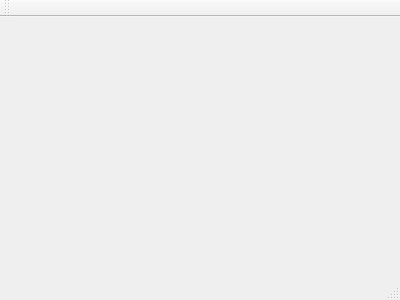
Above: despatcher_gui.ui from ksatyaki/despatcher-gui before the change. Below: the same form after it.
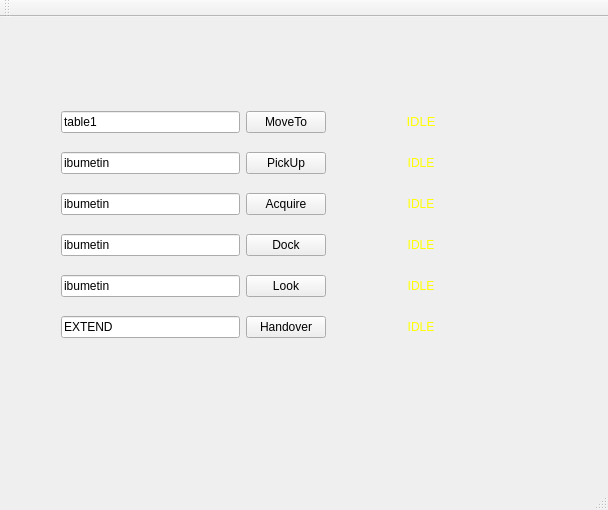
That is the form after the change.

```diff
--- a/despatcher_gui.ui
+++ b/despatcher_gui.ui
@@ -1,24 +1,245 @@
 <ui version="4.0">
  <class>DespatcherGUI</class>
- <widget class="QMainWindow" name="DespatcherGUI" >
-  <property name="geometry" >
+ <widget class="QMainWindow" name="DespatcherGUI">
+  <property name="geometry">
    <rect>
     <x>0</x>
     <y>0</y>
-    <width>400</width>
-    <height>300</height>
+    <width>608</width>
+    <height>510</height>
    </rect>
   </property>
   <property name="windowTitle" >
    <string>DespatcherGUI</string>
   </property>
-  <widget class="QMenuBar" name="menuBar" />
-  <widget class="QToolBar" name="mainToolBar" />
-  <widget class="QWidget" name="centralWidget" />
-  <widget class="QStatusBar" name="statusBar" />
+  <widget class="QWidget" name="centralWidget">
+   <widget class="QWidget" name="gridLayoutWidget">
+    <property name="geometry">
+     <rect>
+      <x>50</x>
+      <y>70</y>
+      <width>471</width>
+      <height>281</height>
+     </rect>
+    </property>
+    <layout class="QGridLayout" name="gridLayout">
+     <property name="sizeConstraint">
+      <enum>QLayout::SetDefaultConstraint</enum>
+     </property>
+     <item row="4" column="1">
+      <widget class="QPushButton" name="LookButton">
+       <property name="text">
+        <string>Look</string>
+       </property>
+      </widget>
+     </item>
+     <item row="3" column="1">
+      <widget class="QPushButton" name="DockButton">
+       <property name="text">
+        <string>Dock</string>
+       </property>
+      </widget>
+     </item>
+     <item row="2" column="1">
+      <widget class="QPushButton" name="AcquireButton">
+       <property name="text">
+        <string>Acquire</string>
+       </property>
+      </widget>
+     </item>
+     <item row="0" column="0">
+      <widget class="QLineEdit" name="MoveToLineEdit">
+       <property name="text">
+        <string>table1</string>
+       </property>
+      </widget>
+     </item>
+     <item row="1" column="1">
+      <widget class="QPushButton" name="PickUpButton">
+       <property name="text">
+        <string>PickUp</string>
+       </property>
+      </widget>
+     </item>
+     <item row="2" column="0">
+      <widget class="QLineEdit" name="AcquireLineEdit">
+       <property name="text">
+        <string>ibumetin</string>
+       </property>
+      </widget>
+     </item>
+     <item row="3" column="0">
+      <widget class="QLineEdit" name="DockLineEdit">
+       <property name="text">
+        <string>ibumetin</string>
+       </property>
+      </widget>
+     </item>
+     <item row="5" column="1">
+      <widget class="QPushButton" name="HandoverButton">
+       <property name="text">
+        <string>Handover</string>
+       </property>
+      </widget>
+     </item>
+     <item row="1" column="0">
+      <widget class="QLineEdit" name="PickUpLineEdit">
+       <property name="text">
+        <string>ibumetin</string>
+       </property>
+      </widget>
+     </item>
+     <item row="0" column="1">
+      <widget class="QPushButton" name="MoveToButton">
+       <property name="text">
+        <string>MoveTo</string>
+       </property>
+      </widget>
+     </item>
+     <item row="5" column="0">
+      <widget class="QLineEdit" name="HandoverLineEdit">
+       <property name="text">
+        <string>EXTEND</string>
+       </property>
+      </widget>
+     </item>
+     <item row="4" column="0">
+      <widget class="QLineEdit" name="LookLineEdit">
+       <property name="text">
+        <string>ibumetin</string>
+       </property>
+      </widget>
+     </item>
+     <item row="0" column="2">
+      <widget class="QLabel" name="MoveToLabel">
+       <property name="enabled">
+        <bool>true</bool>
+       </property>
+       <property name="sizePolicy">
+        <sizepolicy hsizetype="MinimumExpanding" vsizetype="Preferred">
+         <horstretch>0</horstretch>
+         <verstretch>0</verstretch>
+        </sizepolicy>
+       </property>
+       <property name="autoFillBackground">
+        <bool>true</bool>
+       </property>
+       <property name="text">
+        <string>&lt;!DOCTYPE HTML PUBLIC &quot;-//W3C//DTD HTML 4.0//EN&quot; &quot;http://www.w3.org/TR/REC-html40/strict.dtd&quot;&gt;
+&lt;html&gt;&lt;head&gt;&lt;meta name=&quot;qrichtext&quot; content=&quot;1&quot; /&gt;&lt;style type=&quot;text/css&quot;&gt;
+p, li { white-space: pre-wrap; }
+&lt;/style&gt;&lt;/head&gt;&lt;body style=&quot; font-family:'Sans'; font-size:10pt; font-weight:400; font-style:normal;&quot;&gt;
+&lt;p style=&quot; margin-top:12px; margin-bottom:12px; margin-left:0px; margin-right:0px; -qt-block-indent:0; text-indent:0px;&quot;&gt;&lt;span style=&quot; color:#ffff00;&quot;&gt;IDLE&lt;/span&gt;&lt;/p&gt;&lt;/body&gt;&lt;/html&gt;</string>
+       </property>
+       <property name="alignment">
+        <set>Qt::AlignCenter</set>
+       </property>
+      </widget>
+     </item>
+     <item row="1" column="2">
+      <widget class="QLabel" name="PickUpLabel">
+       <property name="sizePolicy">
+        <sizepolicy hsizetype="MinimumExpanding" vsizetype="Preferred">
+         <horstretch>0</horstretch>
+         <verstretch>0</verstretch>
+        </sizepolicy>
+       </property>
+       <property name="text">
+        <string>&lt;html&gt;&lt;head/&gt;&lt;body&gt;&lt;p&gt;&lt;span style=&quot; color:#ffff00;&quot;&gt;IDLE&lt;/span&gt;&lt;/p&gt;&lt;/body&gt;&lt;/html&gt;</string>
+       </property>
+       <property name="alignment">
+        <set>Qt::AlignCenter</set>
+       </property>
+      </widget>
+     </item>
+     <item row="2" column="2">
+      <widget class="QLabel" name="AcquireLabel">
+       <property name="sizePolicy">
+        <sizepolicy hsizetype="MinimumExpanding" vsizetype="Preferred">
+         <horstretch>0</horstretch>
+         <verstretch>0</verstretch>
+        </sizepolicy>
+       </property>
+       <property name="text">
+        <string>&lt;html&gt;&lt;head/&gt;&lt;body&gt;&lt;p&gt;&lt;span style=&quot; color:#ffff00;&quot;&gt;IDLE&lt;/span&gt;&lt;/p&gt;&lt;/body&gt;&lt;/html&gt;</string>
+       </property>
+       <property name="alignment">
+        <set>Qt::AlignCenter</set>
+       </property>
+      </widget>
+     </item>
+     <item row="3" column="2">
+      <widget class="QLabel" name="DockLabel">
+       <property name="sizePolicy">
+        <sizepolicy hsizetype="MinimumExpanding" vsizetype="Preferred">
+         <horstretch>0</horstretch>
+         <verstretch>0</verstretch>
+        </sizepolicy>
+       </property>
+       <property name="text">
+        <string>&lt;html&gt;&lt;head/&gt;&lt;body&gt;&lt;p&gt;&lt;span style=&quot; color:#ffff00;&quot;&gt;IDLE&lt;/span&gt;&lt;/p&gt;&lt;/body&gt;&lt;/html&gt;</string>
+       </property>
+       <property name="alignment">
+        <set>Qt::AlignCenter</set>
+       </property>
+      </widget>
+     </item>
+     <item row="4" column="2">
+      <widget class="QLabel" name="LookLabel">
+       <property name="sizePolicy">
+        <sizepolicy hsizetype="MinimumExpanding" vsizetype="Preferred">
+         <horstretch>0</horstretch>
+         <verstretch>0</verstretch>
+        </sizepolicy>
+       </property>
+       <property name="text">
+        <string>&lt;html&gt;&lt;head/&gt;&lt;body&gt;&lt;p&gt;&lt;span style=&quot; color:#ffff00;&quot;&gt;IDLE&lt;/span&gt;&lt;/p&gt;&lt;/body&gt;&lt;/html&gt;</string>
+       </property>
+       <property name="alignment">
+        <set>Qt::AlignCenter</set>
+       </property>
+      </widget>
+     </item>
+     <item row="5" column="2">
+      <widget class="QLabel" name="HandoverLabel">
+       <property name="sizePolicy">
+        <sizepolicy hsizetype="MinimumExpanding" vsizetype="Preferred">
+         <horstretch>0</horstretch>
+         <verstretch>0</verstretch>
+        </sizepolicy>
+       </property>
+       <property name="text">
+        <string>&lt;html&gt;&lt;head/&gt;&lt;body&gt;&lt;p&gt;&lt;span style=&quot; color:#ffff00;&quot;&gt;IDLE&lt;/span&gt;&lt;/p&gt;&lt;/body&gt;&lt;/html&gt;</string>
+       </property>
+       <property name="alignment">
+        <set>Qt::AlignCenter</set>
+       </property>
+      </widget>
+     </item>
+    </layout>
+   </widget>
+  </widget>
+  <widget class="QMenuBar" name="menuBar">
+   <property name="geometry">
+    <rect>
+     <x>0</x>
+     <y>0</y>
+     <width>608</width>
+     <height>23</height>
+    </rect>
+   </property>
+  </widget>
+  <widget class="QToolBar" name="mainToolBar">
+   <attribute name="toolBarArea">
+    <enum>TopToolBarArea</enum>
+   </attribute>
+   <attribute name="toolBarBreak">
+    <bool>false</bool>
+   </attribute>
+  </widget>
+  <widget class="QStatusBar" name="statusBar"/>
  </widget>
- <layoutDefault spacing="6" margin="11" />
- <pixmapfunction></pixmapfunction>
+ <layoutdefault spacing="6" margin="11"/>
  <resources/>
  <connections/>
 </ui>
```
Left out of the diff: 3 changed lines with no effect on the pictures.
